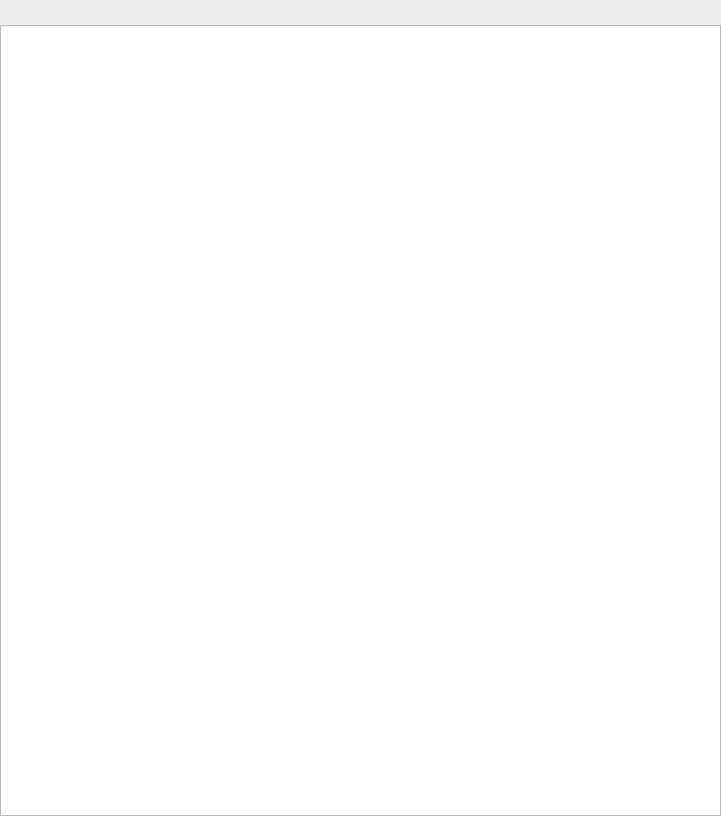
The window that SubWindow.ui (i-minakov/utext) describes before a commit, drawn with Qt 5.
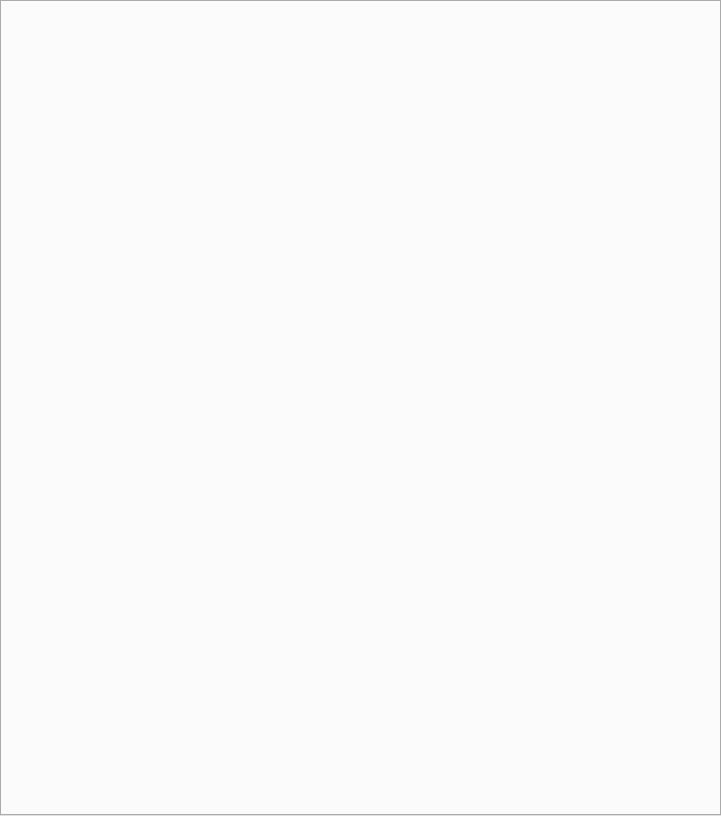
The same window after the commit.

Diff of the .ui file:
```diff
--- a/SubWindow.ui
+++ b/SubWindow.ui
@@ -12,7 +12,7 @@
   </property>
   <property name="minimumSize">
    <size>
-    <width>100</width>
+    <width>250</width>
     <height>0</height>
    </size>
   </property>
@@ -36,41 +36,12 @@
     <number>0</number>
    </property>
    <item>
-    <widget class="QWidget" name="FileList" native="true">
-     <property name="minimumSize">
-      <size>
-       <width>0</width>
-       <height>25</height>
-      </size>
+    <widget class="QTabWidget" name="FileList">
+     <property name="currentIndex">
+      <number>-1</number>
      </property>
-     <property name="maximumSize">
-      <size>
-       <width>16777215</width>
-       <height>25</height>
-      </size>
-     </property>
-     <layout class="QHBoxLayout" name="horizontalLayout">
-      <property name="spacing">
-       <number>0</number>
-      </property>
-      <property name="leftMargin">
-       <number>0</number>
-      </property>
-      <property name="topMargin">
-       <number>0</number>
-      </property>
-      <property name="rightMargin">
-       <number>0</number>
-      </property>
-      <property name="bottomMargin">
-       <number>0</number>
-      </property>
-     </layout>
     </widget>
    </item>
-   <item>
-    <widget class="QPlainTextEdit" name="TextArea"/>
-   </item>
   </layout>
  </widget>
  <resources/>
```
Left out of the diff: 3 changed lines with no effect on the pictures.
